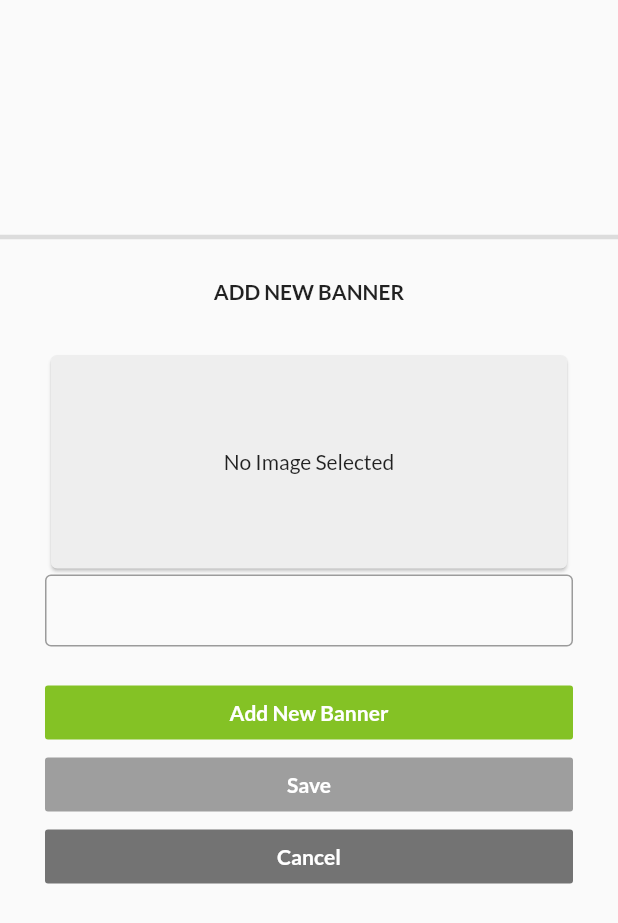
After one commit to kode-mafia/vendorapp, a Flutter app: the BannerScreen screen opened directly, on a phone screen of 412 x 824 dp. The commit adds this screen. Shown: the top 923 px of the screen. Run offline on Flutter 3.47's test engine with Material 2 defaults, Android fonts, the phone set to English and light mode, and no system bars; our stand-ins replace cloud_firestore, email_validator, firebase_auth, firebase_core, firebase_storage, flutter_easyloading and 3 more; missing offline and left inert: geocoder; accounts and stored records are empty.

Commit message:
"banner_card.dart, banner_screen.dart, drawer_menu_widget.dart, drawer_services.dart, edit_view_product.dart, firebase_services.dart, product_provider.dart edited and no errors but banner screen not working "

```diff
--- a/lib/providers/product_provider.dart
+++ b/lib/providers/product_provider.dart
@@ -1,5 +1,4 @@
 import 'dart:io';
-
 import 'package:cloud_firestore/cloud_firestore.dart';
 import 'package:firebase_auth/firebase_auth.dart';
 import 'package:firebase_storage/firebase_storage.dart';
--- /dev/null
+++ b/lib/screens/banner_screen.dart
@@ -0,0 +1,218 @@
+import 'dart:io';
+
+import 'package:cloud_firestore/cloud_firestore.dart';
+import 'package:firebase_storage/firebase_storage.dart';
+import 'package:flutter/cupertino.dart';
+import 'package:flutter/material.dart';
+import 'package:flutter_easyloading/flutter_easyloading.dart';
+import 'package:image_picker/image_picker.dart';
+import 'package:provider/provider.dart';
+import 'package:vendorapp_mulitvendorapp/providers/product_provider.dart';
+import 'package:vendorapp_mulitvendorapp/services/firebase_services.dart';
+import 'package:vendorapp_mulitvendorapp/widgets/banner_card.dart';
+
+class BannerScreen extends StatefulWidget {
+ static const String id='bannner-screen';
+
+  @override
+  _BannerScreenState createState() => _BannerScreenState();
+}
+
+class _BannerScreenState extends State<BannerScreen> {
+  bool _visible=false;
+  File _image;
+  var _imagePathText= TextEditingController();
+  FirebaseServices _services = FirebaseServices();
+
+  @override
+  Widget build(BuildContext context) {
+
+    var _provider= Provider.of<ProductProvider>(context);
+
+    return Scaffold(
+      body: ListView(
+         padding: EdgeInsets.zero,
+        children: [
+         BannerCard(),
+          Divider(thickness: 3,),
+          SizedBox(height: 20,),
+          Container(
+            child: Center(
+              child: Text('ADD NEW BANNER',style: TextStyle(fontWeight: FontWeight.bold),),
+            ),
+          ),
+          Container(
+            child: Padding(
+              padding: const EdgeInsets.all(30.0),
+              child: Column(
+                mainAxisSize: MainAxisSize.min,
+                children: [
+                  SizedBox(
+                    height: 150,
+                    width: MediaQuery.of(context).size.width,
+                    child: Card(
+                      color: Colors.grey[200],
+                      child: _image!=null?Image.file(_image,fit: BoxFit.fill,):Center(child: Text('No Image Selected'),),
+                    ),
+                  ),
+
+                  TextFormField(
+                    decoration: InputDecoration(
+                      contentPadding: EdgeInsets.zero,
+                      border: OutlineInputBorder(),
+                    ),
+                  ),
+
+                  SizedBox(height: 20,),
+
+                  Container(
+                    child: Column(
+                      children: [
+                        Visibility(
+                          visible: _visible?false:true,
+                          child: Row(
+                            children: [
+                              Expanded(
+                                child: FlatButton(
+                                  color:Theme.of(context).primaryColor,
+                                  child: Text('Add New Banner',style: TextStyle(color: Colors.white,fontWeight: FontWeight.bold),),
+                                  onPressed: (){
+                              setState(() {
+                                  _visible=true;
+                              });
+                                  },
+                                ),
+                              ),
+                            ],
+                          ),
+                        ),
+                        Visibility(
+                          visible: _visible,
+                          child: Container(
+                            child: Column(
+                              children: [
+                                Row(
+                                  children: [
+                                    Expanded(
+                                      child: FlatButton(
+                                        color:Theme.of(context).primaryColor,
+                                        child: Text('Upload Image',style: TextStyle(color: Colors.white,fontWeight: FontWeight.bold),),
+                                        onPressed: (){
+                                         getBannerImage().then((value){
+                                           if(_image!=null){
+                                                  setState(() {
+                                                    _imagePathText.text = _image.path;
+                                                  });
+                                           }
+                                         });
+                                        },
+                                      ),
+                                    ),
+                                  ],
+                                ),
+                              ],
+                            ),
+                          ),
+                        ),
+                        Row(
+                          children: [
+                            Expanded(
+                              // ignore: deprecated_member_use
+                              child: AbsorbPointer(
+                                absorbing: _image!=null?false:true,
+                                child: FlatButton(
+                                  color:_image!=null?Theme.of(context).primaryColor:Colors.grey,
+                                  child: Text('Save',style: TextStyle(color: Colors.white,fontWeight: FontWeight.bold),),
+                                  onPressed: (){
+                                                  EasyLoading.show(status: 'Saving.....');
+                                         uploadBannerImage(_image.path, _provider.shopName).then((url){
+                                           if(url!=null){
+                                              //save banner url to firestore
+                                             _services.saveBanner(url);
+                                             setState(() {
+                                               _imagePathText.clear();
+                                               _image=null;
+                                             });
+                                             EasyLoading.dismiss();
+                                             _provider.alertDialog(
+                                                 context: context,
+                                                 title: 'Banner Upload',
+                                                 content: 'Bannner Uploaded Sucessfully',
+                                             );
+                                           }else{
+                                             _provider.alertDialog(
+                                               context: context,
+                                               title: 'Banner Upload',
+                                               content: 'Bannner Upload failed!'
+                                             );
+                                           }
+                                         });
+                                  },
+                                ),
+                              ),
+                            ),
+                          ],
+                        ),
+                        Row(
+                          children: [
+                            Expanded(
+                              child: FlatButton(
+                                color:Colors.black54,
+                                child: Text('Cancel',style: TextStyle(color: Colors.white,fontWeight: FontWeight.bold),),
+                                onPressed: (){
+                                  setState(() {
+                                    _visible=false;
+                                    _imagePathText.clear();
+                                    _image=null;
+                                  });
+                                },
+                              ),
+                            ),
+                          ],
+                        ),
+                      ],
+                    ),
+                  ),
+                ],
+              ),
+            ),
+          ),
+        ],
+      ),
+    );
+  }
+
+  Future<File> getBannerImage() async {
+    final picker = ImagePicker();
+    final pickedFile = await picker.getImage(
+        source: ImageSource.gallery, imageQuality: 20);
+    if (pickedFile != null) {
+         setState(() {
+           _image = File(pickedFile.path);
+         });
+    } else {
+      print ('No image selected.');
+    }
+    return _image;
+  }
+
+
+  Future<String> uploadBannerImage(filePath,shopName) async {
+    File file = File(filePath);//need file path to upload, we already have inside provider
+    var timeStamp = Timestamp.now().millisecondsSinceEpoch;
+
+    FirebaseStorage _storage = FirebaseStorage.instance;
+
+    try {
+      await _storage.ref('vendorbanner/$shopName/$timeStamp').putFile(file);
+    } on FirebaseException catch (e) {
+      // e.g, e.code == 'canceled'
+      print(e.code);
+    }
+    //now after upload file we need to file url path to save in database
+    String downloadURL = await _storage
+        .ref('vendorbanner/$shopName/$timeStamp').getDownloadURL();
+    return downloadURL;
+  }
+
+}
--- a/lib/screens/edit_view_product.dart
+++ b/lib/screens/edit_view_product.dart
@@ -89,7 +89,7 @@ class _EditViewProductState extends State<EditViewProduct> {
   @override
   Widget build(BuildContext context) {
     var _provider = Provider.of<ProductProvider>(context);
-    //remove this line from here
+
 
     return Scaffold(
       appBar: AppBar(
--- a/lib/services/firebase_services.dart
+++ b/lib/services/firebase_services.dart
@@ -1,8 +1,13 @@
 import 'package:cloud_firestore/cloud_firestore.dart';
+import 'package:firebase_auth/firebase_auth.dart';
 
 class FirebaseServices {
+
+  User user = FirebaseAuth.instance.currentUser;
+
   CollectionReference category = FirebaseFirestore.instance.collection('category');
   CollectionReference products = FirebaseFirestore.instance.collection('products');
+  CollectionReference vendorbanner = FirebaseFirestore.instance.collection('vendorbanner');
 
   Future<void>publishProduct({id}){
     return products.doc(id).update({
@@ -19,4 +24,15 @@ class FirebaseServices {
   Future<void>deleteProduct({id}){
     return products.doc(id).delete();
   }
+
+  Future<void>saveBanner(url){
+    return vendorbanner.add({
+      'imageUrl': url,
+      'sellerUid': user.uid,
+    });
+  }
+  Future<void>deleteBanner({id}){
+    return vendorbanner.doc(id).delete();
+  }
+
 }
--- /dev/null
+++ b/lib/widgets/banner_card.dart
@@ -0,0 +1,66 @@
+import 'package:cloud_firestore/cloud_firestore.dart';
+import 'package:flutter/material.dart';
+import 'package:flutter_easyloading/flutter_easyloading.dart';
+import 'package:vendorapp_mulitvendorapp/services/firebase_services.dart';
+
+
+class BannerCard extends StatelessWidget {
+  const BannerCard({Key key}) : super(key: key);
+
+  @override
+  Widget build(BuildContext context) {
+    FirebaseServices _services = FirebaseServices();
+
+    return StreamBuilder<QuerySnapshot>(
+      stream: _services.vendorbanner.snapshots(),
+      builder: (BuildContext context, AsyncSnapshot<QuerySnapshot> snapshot) {
+        if (snapshot.hasError) {
+          return Text('Something went wrong');
+        }
+
+        if (snapshot.connectionState == ConnectionState.waiting) {
+          return Text("Loading");
+        }
+
+        return Container(
+          height: 150,
+          width: MediaQuery.of(context).size.width,
+          child: new ListView(
+            scrollDirection: Axis.horizontal,
+            children: snapshot.data.docs.map((DocumentSnapshot document) {
+              return Stack(
+                children: [
+                  SizedBox(
+                    height:180,
+                    width: MediaQuery.of(context).size.width,
+                    child: Card(
+                      child: Image.network(document['imageUrl'],fit: BoxFit.fill,),
+                    ),
+                  ),
+                  Positioned(
+                    right:10,
+                      top:10,
+                      child: CircleAvatar(
+                         backgroundColor: Colors.white,
+                        child: IconButton(
+                          icon:Icon(Icons.delete_outline),
+                          color:Colors.red,
+                          onPressed: (){
+                            EasyLoading.show(
+                              status: 'Deleting....',
+                            );
+                         _services.deleteBanner(id: document.id);
+                         EasyLoading.dismiss();
+                          },
+                        ),
+                      ),
+                  ),
+                ],
+              );
+            }).toList(),
+          ),
+        );
+      },
+    );
+  }
+}
--- a/lib/widgets/drawer_menu_widget.dart
+++ b/lib/widgets/drawer_menu_widget.dart
@@ -80,6 +80,7 @@ var vendorData;
           ),
           sliderItem('Dashboard', Icons.dashboard_outlined),
           sliderItem('Product', Icons.shopping_bag_outlined),
+          sliderItem('Banners', CupertinoIcons.photo),
           sliderItem('Coupons', CupertinoIcons.gift),
           sliderItem('Orders', Icons.favorite),
           sliderItem('Reports', Icons.stacked_bar_chart),
```
Also changed, not shown: lib/services/drawer_services.dart (+6 -14 lines).
